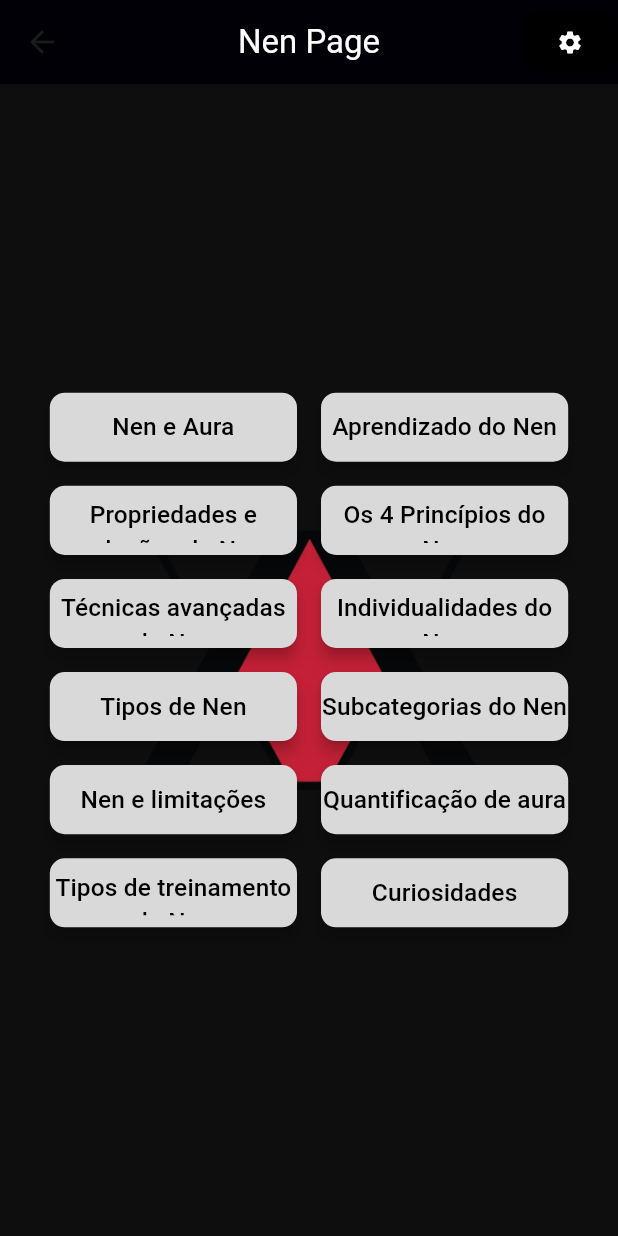
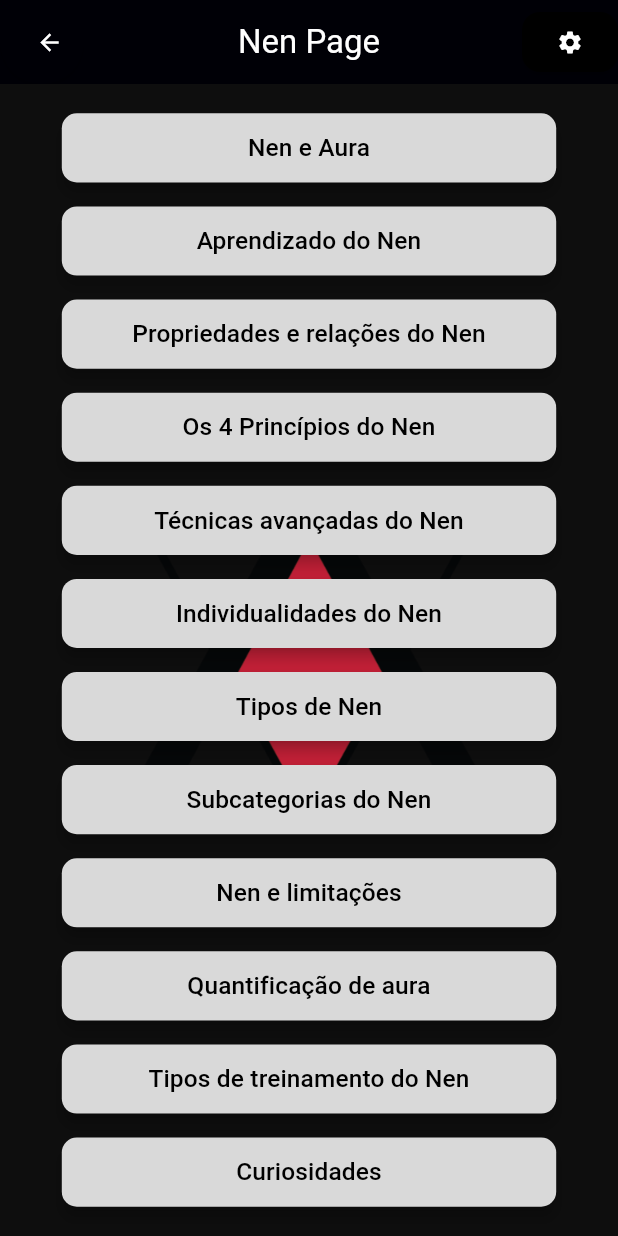
Before and after one commit to JnNetto/hxh_project_flutter, a Flutter app: the NenPage screen opened by its route, on a phone screen of 412 x 824 dp. Run offline on Flutter 3.47's test engine with Material 3 defaults, Android fonts, the phone set to English and light mode, and no system bars; our stand-ins replace flutter_modular, just_audio, stroke_text.

Commit message:
config e backgroundMusic completos

```diff
--- a/lib/app/features/nen/page/nen_page.dart
+++ b/lib/app/features/nen/page/nen_page.dart
@@ -1,4 +1,5 @@
 import 'package:flutter/material.dart';
+import 'package:flutter_modular/flutter_modular.dart';
 import 'package:hxh/app/features/nen/controller/nen_controller.dart';
 import 'package:hxh/app/features/nen/model/nen_model.dart';
 import 'package:hxh/app/features/nen/datasource/nen_datasource_impl.dart';
@@ -11,7 +12,6 @@ class NenPage extends StatefulWidget {
   @override
   State<StatefulWidget> createState() => _NenPageState();
 }
-String pathMusic = "assets/audio/departure.mp3";
 
 class _NenPageState extends State<NenPage> {
   final NenController _nenController = NenController(NenDataSourceImpl());
@@ -32,7 +32,17 @@ class _NenPageState extends State<NenPage> {
           'Nen Page',
           style: TextStyle(color: Colors.white),
         ),
-         automaticallyImplyLeading: true,
+        automaticallyImplyLeading: true,
+        leading: ElevatedButton(
+          onPressed:(){
+            Modular.to.pop();
+            Modular.to.pop();
+          },
+          style: ButtonStyle(
+            backgroundColor: MaterialStateProperty.all<Color>(const Color.fromARGB(255, 0, 0, 6))
+          ),
+          child: const Icon(Icons.arrow_back_outlined, color: Colors.white,)
+        ),
         actions: [
           ElevatedButton(
         onPressed: () {
@@ -40,7 +50,7 @@ class _NenPageState extends State<NenPage> {
               context: context,
               barrierDismissible: false,
               builder: (BuildContext context) {
-                return SettingsDialog();
+                return const SettingsDialog();
               },
             );
           },
@@ -67,6 +77,7 @@ class _NenPageState extends State<NenPage> {
         builder: (context, orientation) {
           return LayoutBuilder(
             builder: (context, constraints) {
+              bool isHorizontal = constraints.maxWidth > constraints.maxHeight;
               double contentHeight = orientation == Orientation.landscape ? constraints.maxHeight * 2.1 : constraints.maxHeight * 1.2;
               double fontSize = orientation == Orientation.landscape ? constraints.maxHeight * 2.1 : constraints.maxHeight * 0.85;
               return FutureBuilder<List<String>>(
@@ -79,7 +90,9 @@ class _NenPageState extends State<NenPage> {
                   } else {
                     final List<String> nenTitles = snapshot.data!;
                     List<Widget> rows = [];
-                    for (var i = 0; i < nenTitles.length; i += 2) {
+                    if(isHorizontal){
+                      rows.clear();
+                      for (var i = 0; i < nenTitles.length; i += 2) {
                       rows.add(
                         Row(
                           mainAxisAlignment: MainAxisAlignment.center,
@@ -153,6 +166,41 @@ class _NenPageState extends State<NenPage> {
                         ),
                       );
                     }
+                    } else {
+                      rows.clear(); // Limpa a lista de linhas
+                      for (var i = 0; i < nenTitles.length; i++) {
+                        rows.add(
+                          Padding(
+                            padding: const EdgeInsets.symmetric(vertical: 8.0),
+                            child: SizedBox(
+                              width: constraints.maxWidth * 0.8,
+                              height: contentHeight * 0.05,
+                              child: ElevatedButton(
+                                style: ElevatedButton.styleFrom(
+                                  shape: RoundedRectangleBorder(
+                                    borderRadius: BorderRadius.circular(10.0),
+                                  ),
+                                  foregroundColor: Colors.black,
+                                  backgroundColor: const Color.fromARGB(255, 217, 217, 217),
+                                  elevation: 4,
+                                  padding: const EdgeInsets.symmetric(vertical: 8.0),
+                                ),
+                                onPressed: () {
+                                  Future<List<Nen>> _nenContent =
+                                      _nenController.getNenContent(titulo: nenTitles[i]);
+                                },
+                                child: Text(
+                                  nenTitles[i],
+                                  textAlign: TextAlign.center,
+                                  style: TextStyle(fontSize: fontSize * 0.025),
+                                ),
+                              ),
+                            ),
+                          ),
+                        );
+                      }
+                    }
+
                     return Container(
                       width: double.infinity,
                       height: double.infinity,
@@ -163,9 +211,11 @@ class _NenPageState extends State<NenPage> {
                       ),
                     ),
                       child: Center(
-                        child: Column(
-                          mainAxisAlignment: MainAxisAlignment.center,
-                          children: rows,
+                        child: SingleChildScrollView(
+                          child: Column(
+                            mainAxisAlignment: MainAxisAlignment.center,
+                            children: rows,
+                          ),
                         ),
                       ),
                     );
```
Also changed, not shown: lib/app/app_widget.dart (+45 -1 lines), lib/app/core/utils/config_screen.dart (+6 -2 lines), lib/app/home/home_page.dart (+26 -8 lines).
